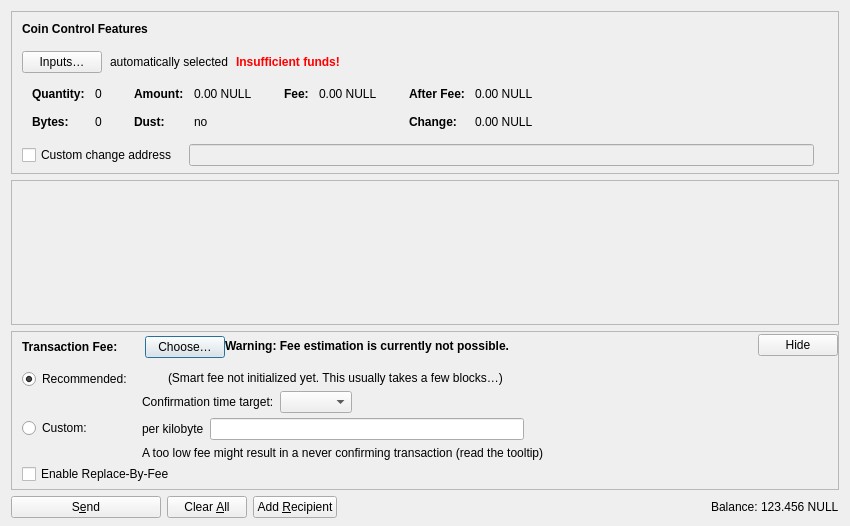
Nemo-Nullis/NULLION, file src/qt/forms/sendcoinsdialog.ui: the form before one commit.
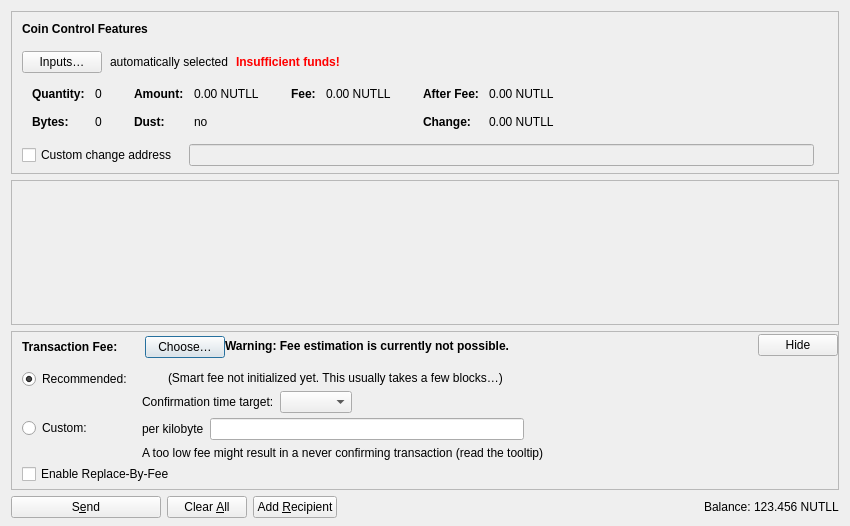
The form after the commit. Icons and pictures are not drawn. Custom widgets are drawn as their Qt base class.

Diff of the .ui file:
```diff
--- a/src/qt/forms/sendcoinsdialog.ui
+++ b/src/qt/forms/sendcoinsdialog.ui
@@ -324,7 +324,7 @@
                   <enum>Qt::ActionsContextMenu</enum>
                  </property>
                  <property name="text">
-                  <string notr="true">0.00 NULL</string>
+                  <string notr="true">0.00 NUTLL</string>
                  </property>
                  <property name="textInteractionFlags">
                   <set>Qt::LinksAccessibleByMouse|Qt::TextSelectableByKeyboard|Qt::TextSelectableByMouse</set>
@@ -404,7 +404,7 @@
                   <enum>Qt::ActionsContextMenu</enum>
                  </property>
                  <property name="text">
-                  <string notr="true">0.00 NULL</string>
+                  <string notr="true">0.00 NUTLL</string>
                  </property>
                  <property name="textInteractionFlags">
                   <set>Qt::LinksAccessibleByMouse|Qt::TextSelectableByKeyboard|Qt::TextSelectableByMouse</set>
@@ -455,7 +455,7 @@
                   <enum>Qt::ActionsContextMenu</enum>
                  </property>
                  <property name="text">
-                  <string notr="true">0.00 NULL</string>
+                  <string notr="true">0.00 NUTLL</string>
                  </property>
                  <property name="textInteractionFlags">
                   <set>Qt::LinksAccessibleByMouse|Qt::TextSelectableByKeyboard|Qt::TextSelectableByMouse</set>
@@ -484,7 +484,7 @@
                   <enum>Qt::ActionsContextMenu</enum>
                  </property>
                  <property name="text">
-                  <string notr="true">0.00 NULL</string>
+                  <string notr="true">0.00 NUTLL</string>
                  </property>
                  <property name="textInteractionFlags">
                   <set>Qt::LinksAccessibleByMouse|Qt::TextSelectableByKeyboard|Qt::TextSelectableByMouse</set>
@@ -1214,7 +1214,7 @@
           <cursorShape>IBeamCursor</cursorShape>
          </property>
          <property name="text">
-          <string notr="true">123.456 NULL</string>
+          <string notr="true">123.456 NUTLL</string>
          </property>
          <property name="textInteractionFlags">
           <set>Qt::LinksAccessibleByMouse|Qt::TextSelectableByKeyboard|Qt::TextSelectableByMouse</set>
```
